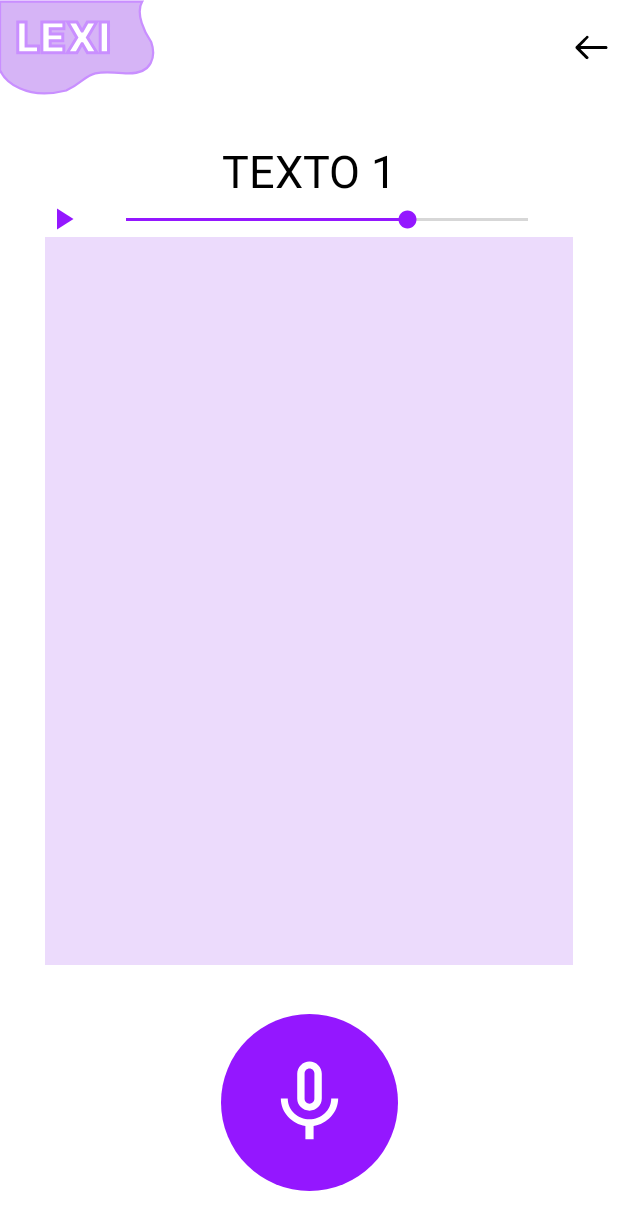
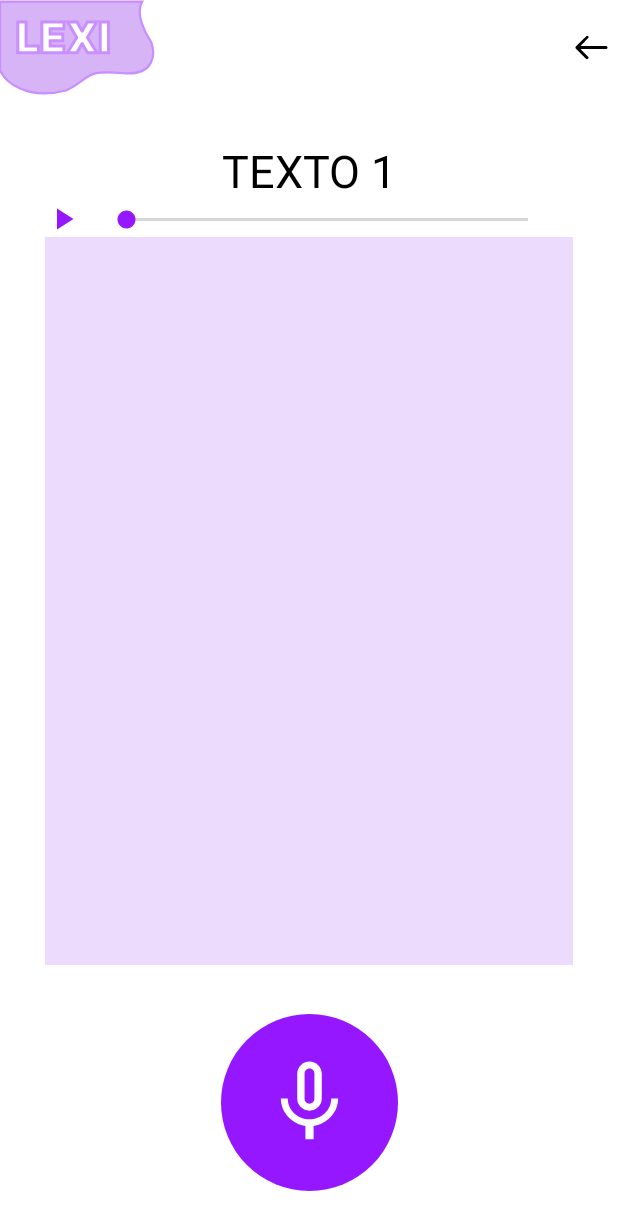
Before and after one commit to aggus011/lexi-app, an Android app: the LetsReadActivity screen opened directly, with no data from a screen before it, on a phone screen of 412 x 824 dp. Shown: the top 1230 px of the screen. Run offline under Robolectric (Android 15) with nearby library versions, the phone set to English and light mode, and no system bars; 2 statements that could not run were skipped.

Commit message:
seekbar audio text minor visual change

```diff
--- a/app/src/main/res/layout/activity_lets_read.xml
+++ b/app/src/main/res/layout/activity_lets_read.xml
@@ -73,7 +73,8 @@
         app:layout_constraintEnd_toStartOf="@id/tvAudioTextDuration"
         app:layout_constraintBottom_toTopOf="@id/scrollText"
         app:layout_constraintTop_toBottomOf="@id/txtNameText"
-        android:progress="70"
+        android:progress="0"
+        tools:progress="70"
         android:thumbTint="@color/bottom_navigation_bg"
         android:progressTint="@color/bottom_navigation_bg"
         app:layout_constraintStart_toEndOf="@id/ibPlayAudioText"/>
```
